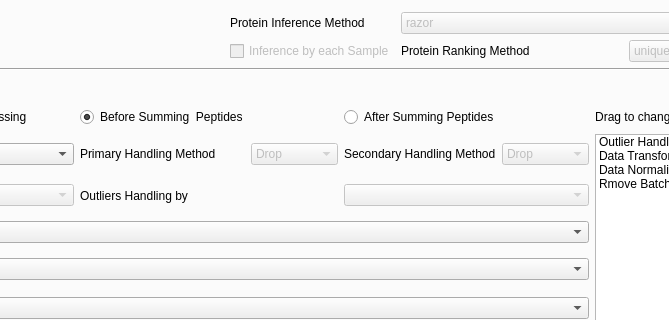
Above: utils/MetaX_GUI/MainWindow.ui from byemaxx/MetaX before the change; both pictures show x 256 to 925 and y 185 to 505 of the 1136 by 598 pixel window. Below: the same form after it.
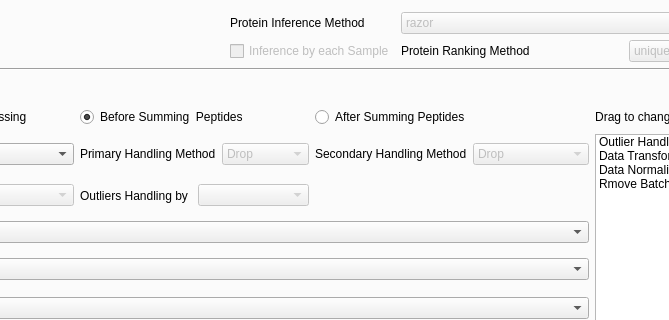
That is the form after the change. The open tabs and pages were chosen to show the change.

```diff
--- a/utils/MetaX_GUI/MainWindow.ui
+++ b/utils/MetaX_GUI/MainWindow.ui
@@ -783,13 +783,6 @@
                 </property>
                </widget>
               </item>
-              <item row="3" column="2">
-               <widget class="QLabel" name="label_102">
-                <property name="text">
-                 <string>Outliers Handling by</string>
-                </property>
-               </widget>
-              </item>
               <item row="5" column="0">
                <widget class="QLabel" name="label_41">
                 <property name="sizePolicy">
@@ -828,7 +821,7 @@
                 <item>
                  <widget class="QLabel" name="label_89">
                   <property name="sizePolicy">
-                   <sizepolicy hsizetype="MinimumExpanding" vsizetype="Preferred">
+                   <sizepolicy hsizetype="Fixed" vsizetype="Preferred">
                     <horstretch>0</horstretch>
                     <verstretch>0</verstretch>
                    </sizepolicy>
@@ -1008,13 +1001,6 @@
                 </item>
                </layout>
               </item>
-              <item row="3" column="3">
-               <widget class="QComboBox" name="comboBox_outlier_handling_group_or_sample">
-                <property name="enabled">
-                 <bool>false</bool>
-                </property>
-               </widget>
-              </item>
               <item row="4" column="1" colspan="3">
                <widget class="QComboBox" name="comboBox_set_data_transformation">
                 <property name="layoutDirection">
@@ -1193,6 +1179,24 @@
                 </property>
                </widget>
               </item>
+              <item row="3" column="2">
+               <layout class="QHBoxLayout" name="horizontalLayout_27">
+                <item>
+                 <widget class="QLabel" name="label_102">
+                  <property name="text">
+                   <string>Outliers Handling by</string>
+                  </property>
+                 </widget>
+                </item>
+                <item>
+                 <widget class="QComboBox" name="comboBox_outlier_handling_group_or_sample">
+                  <property name="enabled">
+                   <bool>false</bool>
+                  </property>
+                 </widget>
+                </item>
+               </layout>
+              </item>
              </layout>
             </item>
             <item row="3" column="0">
```
Left out of the diff: 186 changed lines with no effect on the pictures.
